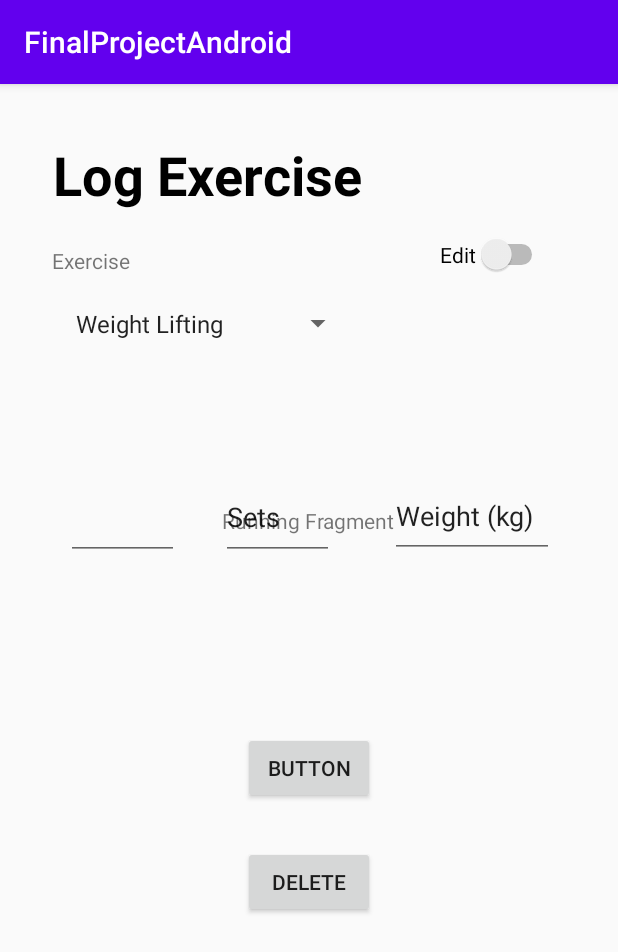
After one commit to NishitAmin/Fit_App, an Android app: the AddLogFragment screen opened through its navigation route, on a phone screen of 412 x 824 dp. The commit adds this screen. Shown: the top 952 px of the screen. Run offline under Robolectric (Android 15) with nearby library versions, the phone set to English and light mode, and no system bars; our stand-ins replace data binding; 2 statements that could not run were skipped.

Commit message:
change 2

```diff
--- a/app/build.gradle
+++ b/app/build.gradle
@@ -32,6 +32,7 @@ android {
 
 dependencies {
     implementation "androidx.room:room-runtime:2.2.5"
+    implementation 'androidx.lifecycle:lifecycle-extensions:2.2.0'
     annotationProcessor "androidx.room:room-compiler:2.2.5"
     kapt "androidx.room:room-compiler:2.2.5"
     implementation "androidx.room:room-ktx:2.2.5"
--- a/app/src/main/java/org/rohan/patel/finalprojectandroid/Dao/RunningDao.kt
+++ b/app/src/main/java/org/rohan/patel/finalprojectandroid/Dao/RunningDao.kt
@@ -17,6 +17,6 @@ interface RunningDao{
     @Query("DELETE FROM running")
     fun deleteAll()
 
-    @Query("UPDATE FROM running SET DATE=:date, DISTANCE=:distance, SPEED=:speed WHERE id=:id")
+    @Query("UPDATE running SET DATE=:date, DISTANCE=:distance, SPEED=:speed WHERE id=:id")
     fun updateRunningEntity(date:String, distance:Float, speed:Float, id:Long )
 }
--- /dev/null
+++ b/app/src/main/java/org/rohan/patel/finalprojectandroid/Fragments/AddLogFragment.kt
@@ -0,0 +1,56 @@
+package org.rohan.patel.finalprojectandroid.Fragments
+
+import android.os.Bundle
+import android.view.LayoutInflater
+import android.view.View
+import android.view.ViewGroup
+import android.widget.AdapterView
+import android.widget.ArrayAdapter
+import androidx.appcompat.app.AppCompatActivity
+import androidx.fragment.app.Fragment
+import androidx.lifecycle.ViewModelProvider
+import kotlinx.android.synthetic.main.log_exercise.*
+import kotlinx.android.synthetic.main.log_exercise.view.*
+import org.rohan.patel.finalprojectandroid.R
+import org.rohan.patel.finalprojectandroid.ViewModels.WeightLiftingViewModel
+
+class AddLogFragment : Fragment() {
+    var sval : String = ""
+    private val weightLiftingViewModel by lazy {
+        ViewModelProvider(this).get(WeightLiftingViewModel::class.java)
+    }
+    override fun onCreateView(inflater: LayoutInflater, container: ViewGroup?,
+                              savedInstanceState: Bundle?): View? {
+        // Inflate the layout for this fragment
+        val mainView = inflater.inflate(R.layout.log_exercise, container, false)
+        mainView.button2.setOnClickListener {
+            view->
+            mainView.textView3.text = weightLiftingViewModel.reps.toString()
+        }
+        val exerciseList = resources.getStringArray(R.array.exercisesList)
+        val adapter = ArrayAdapter(container!!.context,android.R.layout.simple_list_item_1,exerciseList)
+        mainView.spinner.adapter = adapter
+
+        mainView.spinner?.onItemSelectedListener = object : AdapterView.OnItemSelectedListener{
+            override fun onNothingSelected(parent: AdapterView<*>?) {
+
+            }
+
+            override fun onItemSelected(parent: AdapterView<*>?, view: View?, position: Int, id: Long) {
+                val trans = fragmentManager!!.beginTransaction()
+                trans.replace(R.id.fragmentExercises,RunningFragment())
+               // trans.addToBackStack(null)
+                trans.commit()
+
+            }
+
+        }
+
+        return mainView
+    }
+
+    fun changeView(s:String){
+        sval = s
+    }
+
+}
--- a/app/src/main/java/org/rohan/patel/finalprojectandroid/Fragments/AppFragment.kt
+++ b/app/src/main/java/org/rohan/patel/finalprojectandroid/Fragments/AppFragment.kt
@@ -25,6 +25,9 @@ class AppFragment: Fragment() {
             view?.findNavController()?.navigate(R.id.action_appFragment_to_analyticsFragment)
         }
 
+        binding.buttonAddLog.setOnClickListener {
+            view?.findNavController()?.navigate(R.id.action_appFragment_to_addLogFragment)
+        }
         return binding.root
     }
 }
--- /dev/null
+++ b/app/src/main/java/org/rohan/patel/finalprojectandroid/Fragments/RunningFragment.kt
@@ -0,0 +1,17 @@
+package org.rohan.patel.finalprojectandroid.Fragments
+
+import android.os.Bundle
+import android.view.LayoutInflater
+import android.view.View
+import android.view.ViewGroup
+import androidx.fragment.app.Fragment
+import org.rohan.patel.finalprojectandroid.R
+
+class RunningFragment : Fragment() {
+    override fun onCreateView(inflater: LayoutInflater, container: ViewGroup?,
+                              savedInstanceState: Bundle?): View? {
+        // Inflate the layout for this fragment
+        val mainView = inflater.inflate(R.layout.fragment_running, container, false)
+        return mainView
+    }
+}
--- a/app/src/main/java/org/rohan/patel/finalprojectandroid/Fragments/WeightLiftingFragment.kt
+++ b/app/src/main/java/org/rohan/patel/finalprojectandroid/Fragments/WeightLiftingFragment.kt
@@ -1,16 +1,35 @@
 package org.rohan.patel.finalprojectandroid.Fragments
 
+import android.app.Activity
 import android.os.Bundle
+import android.text.Editable
+import android.text.TextWatcher
 import android.view.LayoutInflater
 import android.view.View
 import android.view.ViewGroup
+import androidx.databinding.DataBindingUtil
 import androidx.fragment.app.Fragment
+import androidx.lifecycle.ViewModelProvider
+import androidx.lifecycle.ViewModelProviders
+import kotlinx.android.synthetic.main.fragment_weightlifting.view.*
 import org.rohan.patel.finalprojectandroid.R
+import org.rohan.patel.finalprojectandroid.ViewModels.WeightLiftingViewModel
+import org.rohan.patel.finalprojectandroid.databinding.FragmentWeightliftingBinding
+
 
 class WeightLiftingFragment : Fragment() {
-    override fun onCreateView(inflater: LayoutInflater, container: ViewGroup?,
-                              savedInstanceState: Bundle?): View? {
+    private val weightLiftingViewModel by lazy {
+        ViewModelProvider(this).get(WeightLiftingViewModel::class.java)
+    }
+    override fun onCreateView(
+        inflater: LayoutInflater, container: ViewGroup?,
+        savedInstanceState: Bundle?
+    ): View? {
         // Inflate the layout for this fragment
-        return inflater.inflate(R.layout.fragment_weightlifting, container, false)
+        var mainView : FragmentWeightliftingBinding = DataBindingUtil.inflate(inflater,R.layout.fragment_weightlifting, container, false)
+        mainView.weightLiftingViewModel = weightLiftingViewModel
+
+        return mainView.root
     }
+
 }
--- /dev/null
+++ b/app/src/main/java/org/rohan/patel/finalprojectandroid/ViewModels/WeightLiftingViewModel.kt
@@ -0,0 +1,8 @@
+package org.rohan.patel.finalprojectandroid.ViewModels
+
+import androidx.databinding.ObservableInt
+import androidx.lifecycle.ViewModel
+
+class WeightLiftingViewModel : ViewModel() {
+    lateinit var reps : ObservableInt
+}
--- /dev/null
+++ b/app/src/main/res/layout/fragment_running.xml
@@ -0,0 +1,17 @@
+<?xml version="1.0" encoding="utf-8"?>
+<androidx.constraintlayout.widget.ConstraintLayout xmlns:android="http://schemas.android.com/apk/res/android"
+    xmlns:app="http://schemas.android.com/apk/res-auto"
+    xmlns:tools="http://schemas.android.com/tools"
+    android:layout_width="match_parent"
+    android:layout_height="wrap_content">
+
+    <TextView
+        android:id="@+id/textView8"
+        android:layout_width="wrap_content"
+        android:layout_height="wrap_content"
+        android:layout_marginTop="53dp"
+        android:layout_marginEnd="134dp"
+        android:text="Running Fragment"
+        app:layout_constraintEnd_toEndOf="parent"
+        app:layout_constraintTop_toTopOf="parent" />
+</androidx.constraintlayout.widget.ConstraintLayout>
--- a/app/src/main/res/layout/fragment_weightlifting.xml
+++ b/app/src/main/res/layout/fragment_weightlifting.xml
@@ -1,4 +1,12 @@
 <?xml version="1.0" encoding="utf-8"?>
+<layout xmlns:android="http://schemas.android.com/apk/res/android"
+    xmlns:app="http://schemas.android.com/apk/res-auto"
+    xmlns:tools="http://schemas.android.com/tools">
+    <data>
+        <variable
+            name="weightLiftingViewModel"
+            type="org.rohan.patel.finalprojectandroid.ViewModels.WeightLiftingViewModel" />
+    </data>
 <androidx.constraintlayout.widget.ConstraintLayout xmlns:android="http://schemas.android.com/apk/res/android"
     xmlns:app="http://schemas.android.com/apk/res-auto"
     xmlns:tools="http://schemas.android.com/tools"
@@ -13,7 +21,7 @@
         android:layout_marginTop="32dp"
         android:ems="10"
         android:inputType="number"
-        android:text="Reps"
+        android:text="@={weightLiftingViewModel.reps}"
         app:layout_constraintStart_toStartOf="parent"
         app:layout_constraintTop_toTopOf="parent" />
 
@@ -42,3 +50,4 @@
         app:layout_constraintEnd_toEndOf="parent"
         app:layout_constraintTop_toTopOf="parent" />
 </androidx.constraintlayout.widget.ConstraintLayout>
+</layout>
--- a/app/src/main/res/layout/log_exercise.xml
+++ b/app/src/main/res/layout/log_exercise.xml
@@ -1,6 +1,5 @@
 <?xml version="1.0" encoding="utf-8"?>
-<androidx.constraintlayout.widget.ConstraintLayout
-    xmlns:android="http://schemas.android.com/apk/res/android"
+<androidx.constraintlayout.widget.ConstraintLayout xmlns:android="http://schemas.android.com/apk/res/android"
     xmlns:app="http://schemas.android.com/apk/res-auto"
     xmlns:tools="http://schemas.android.com/tools"
     android:layout_width="match_parent"
@@ -10,76 +9,78 @@
         android:id="@+id/textView3"
         android:layout_width="wrap_content"
         android:layout_height="wrap_content"
-        android:layout_marginTop="48dp"
+        android:layout_marginTop="36dp"
         android:text="Log Exercise"
         android:textColor="#000000"
         android:textSize="36sp"
         android:textStyle="bold"
         app:layout_constraintEnd_toEndOf="parent"
-        app:layout_constraintHorizontal_bias="0.121"
+        app:layout_constraintHorizontal_bias="0.171"
         app:layout_constraintStart_toStartOf="parent"
         app:layout_constraintTop_toTopOf="parent" />
 
     <Spinner
         android:id="@+id/spinner"
         android:layout_width="201dp"
-        android:layout_height="48dp"
-        android:layout_marginStart="24dp"
-        android:layout_marginTop="20dp"
+        android:layout_height="47dp"
+        android:layout_marginTop="136dp"
+        app:layout_constraintEnd_toEndOf="parent"
+        app:layout_constraintHorizontal_bias="0.166"
         app:layout_constraintStart_toStartOf="parent"
-        app:layout_constraintTop_toBottomOf="@+id/textView4" />
+        app:layout_constraintTop_toTopOf="parent" />
 
     <TextView
         android:id="@+id/textView4"
         android:layout_width="wrap_content"
         android:layout_height="wrap_content"
-        android:layout_marginTop="36dp"
-        android:text="TextView"
+        android:layout_marginTop="108dp"
+        android:text="Exercise"
         app:layout_constraintEnd_toEndOf="parent"
-        app:layout_constraintHorizontal_bias="0.069"
+        app:layout_constraintHorizontal_bias="0.097"
         app:layout_constraintStart_toStartOf="parent"
-        app:layout_constraintTop_toBottomOf="@+id/textView3"
+        app:layout_constraintTop_toTopOf="parent"
         tools:text="Exercise" />
 
     <fragment
-        android:id="@+id/fragment"
+        android:id="@+id/fragmentExercises"
         android:name="org.rohan.patel.finalprojectandroid.Fragments.WeightLiftingFragment"
-        android:layout_width="361dp"
-        android:layout_height="wrap_content"
-        android:layout_marginTop="40dp"
-        app:layout_constraintEnd_toEndOf="parent"
-        app:layout_constraintHorizontal_bias="0.454"
+        android:layout_width="377dp"
+        android:layout_height="158dp"
+        android:layout_marginStart="20dp"
+        android:layout_marginTop="228dp"
         app:layout_constraintStart_toStartOf="parent"
-        app:layout_constraintTop_toBottomOf="@+id/spinner" />
+        app:layout_constraintTop_toTopOf="parent" />
 
     <Button
         android:id="@+id/button2"
         android:layout_width="wrap_content"
         android:layout_height="wrap_content"
-        android:layout_marginTop="32dp"
+        android:layout_marginTop="432dp"
         android:text="Button"
         app:layout_constraintEnd_toEndOf="parent"
-        app:layout_constraintHorizontal_bias="0.498"
+        app:layout_constraintHorizontal_bias="0.501"
         app:layout_constraintStart_toStartOf="parent"
-        app:layout_constraintTop_toBottomOf="@+id/button3" />
+        app:layout_constraintTop_toTopOf="parent" />
 
     <Button
         android:id="@+id/button3"
         android:layout_width="wrap_content"
         android:layout_height="wrap_content"
-        android:layout_marginTop="32dp"
+        android:layout_marginTop="508dp"
         android:text="Delete"
         app:layout_constraintEnd_toEndOf="parent"
-        app:layout_constraintHorizontal_bias="0.498"
+        app:layout_constraintHorizontal_bias="0.501"
         app:layout_constraintStart_toStartOf="parent"
-        app:layout_constraintTop_toBottomOf="@+id/fragment" />
+        app:layout_constraintTop_toTopOf="parent" />
 
     <Switch
         android:id="@+id/switch1"
         android:layout_width="wrap_content"
         android:layout_height="wrap_content"
+        android:layout_marginTop="100dp"
         android:text="Edit"
         app:layout_constraintEnd_toEndOf="parent"
-        app:layout_constraintStart_toEndOf="@+id/spinner"
-        tools:layout_editor_absoluteY="185dp" />
+        app:layout_constraintHorizontal_bias="0.862"
+        app:layout_constraintStart_toStartOf="parent"
+        app:layout_constraintTop_toTopOf="parent" />
 </androidx.constraintlayout.widget.ConstraintLayout>
--- a/app/src/main/res/navigation/navigation.xml
+++ b/app/src/main/res/navigation/navigation.xml
@@ -33,9 +33,16 @@
         <action
             android:id="@+id/action_appFragment_to_analyticsFragment"
             app:destination="@id/analyticsFragment" />
+        <action
+            android:id="@+id/action_appFragment_to_addLogFragment"
+            app:destination="@id/addLogFragment" />
     </fragment>
     <fragment
         android:id="@+id/analyticsFragment"
         android:name="org.rohan.patel.finalprojectandroid.Fragments.AnalyticsFragment"
         android:label="AnalyticsFragment" />
+    <fragment
+        android:id="@+id/addLogFragment"
+        android:name="org.rohan.patel.finalprojectandroid.Fragments.AddLogFragment"
+        android:label="AddLogFragment" />
 </navigation>
--- a/app/src/main/res/values/strings.xml
+++ b/app/src/main/res/values/strings.xml
@@ -3,4 +3,9 @@
     <string name="result_textview">Underweight = less than 18.5\nNormal weight = 18.5 – 24.9
         \nOverweight = 25 – 29.9\nObesity = BMI of 30 or greater
     </string>
+    <string-array name="exercisesList">
+        <item>Weight Lifting</item>
+        <item>Running</item>
+        <item>Swimming</item>
+    </string-array>
 </resources>
```
Also changed, not shown: app/src/main/java/org/rohan/patel/finalprojectandroid/Entity/CyclingEntity.kt (deleted, +0 -10 lines), app/src/main/java/org/rohan/patel/finalprojectandroid/Entity/SwimmingEntity.kt (added, +23 -0 lines), app/src/main/java/org/rohan/patel/finalprojectandroid/MainActivity.kt (+9 -0 lines), app/src/main/res/layout/app_screen.xml (+13 -0 lines).
